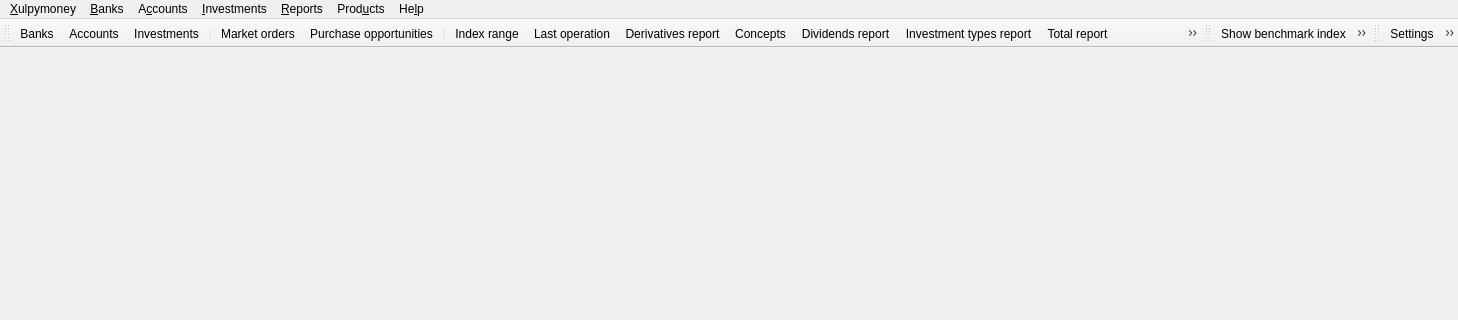
The window that xulpymoney/ui/frmMain.ui (turulomio/xulpymoney) describes before a commit, drawn with Qt 5; both pictures show x 0 to 1458 and y 0 to 320 of the 1458 by 625 pixel window.
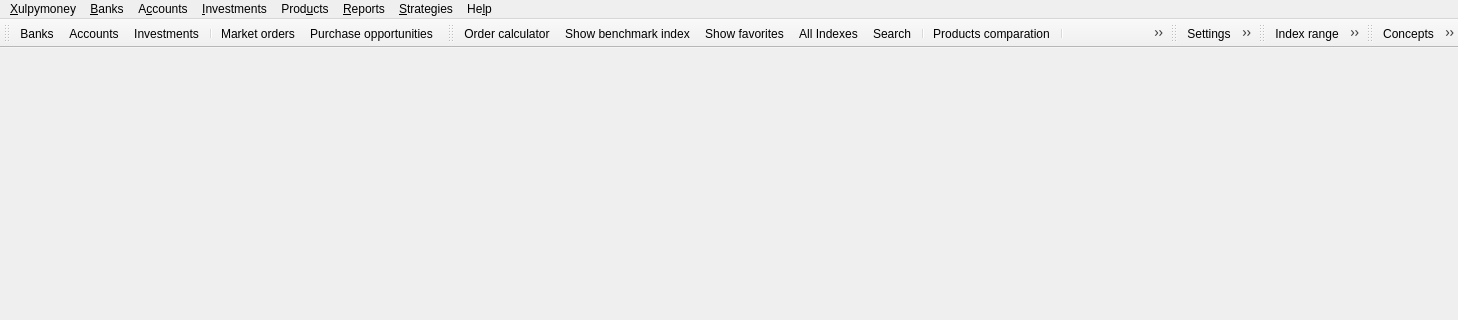
The same window after the commit. Icons and pictures are not drawn.

Commit message: Created strategies submenu. Reorder actions. Improved spanish translations

The edit to the form file:
```diff
--- a/xulpymoney/ui/frmMain.ui
+++ b/xulpymoney/ui/frmMain.ui
@@ -248,12 +248,23 @@
     <addaction name="separator"/>
     <addaction name="actionSyncProducts"/>
    </widget>
+   <widget class="QMenu" name="menuStrategies">
+    <property name="title">
+     <string>&amp;Strategies</string>
+    </property>
+    <addaction name="actionIndexRange"/>
+    <addaction name="separator"/>
+    <addaction name="actionLastOperation"/>
+    <addaction name="separator"/>
+    <addaction name="actionDerivativesReport"/>
+   </widget>
    <addaction name="menuXulpymoney"/>
    <addaction name="menuBancos"/>
    <addaction name="menuCuentas"/>
    <addaction name="menuInversiones"/>
-   <addaction name="menuInformes"/>
    <addaction name="menuProducts"/>
+   <addaction name="menuInformes"/>
+   <addaction name="menuStrategies"/>
    <addaction name="menuAyuda"/>
   </widget>
   <widget class="QToolBar" name="tbMain">
@@ -281,17 +292,6 @@
    <addaction name="separator"/>
    <addaction name="actionOrders"/>
    <addaction name="actionPurchaseOpportunities"/>
-   <addaction name="separator"/>
-   <addaction name="actionIndexRange"/>
-   <addaction name="actionLastOperation"/>
-   <addaction name="actionDerivativesReport"/>
-   <addaction name="actionConcepts"/>
-   <addaction name="actionDividendsReport"/>
-   <addaction name="actionInvestmentsClasses"/>
-   <addaction name="actionTotalReport"/>
-   <addaction name="actionInvestmentRanking"/>
-   <addaction name="separator"/>
-   <addaction name="actionCalculator"/>
   </widget>
   <widget class="QStatusBar" name="statusBar"/>
   <widget class="QToolBar" name="tbProducts">
@@ -310,6 +310,7 @@
    <attribute name="toolBarBreak">
     <bool>false</bool>
    </attribute>
+   <addaction name="actionCalculator"/>
    <addaction name="actionShowBenchmark"/>
    <addaction name="actionFavorites"/>
    <addaction name="actionIndexesAll"/>
@@ -333,6 +334,36 @@
    <addaction name="actionSettings"/>
    <addaction name="actionExit"/>
   </widget>
+  <widget class="QToolBar" name="tbStrategies">
+   <property name="windowTitle">
+    <string>Strategies toolbar</string>
+   </property>
+   <attribute name="toolBarArea">
+    <enum>TopToolBarArea</enum>
+   </attribute>
+   <attribute name="toolBarBreak">
+    <bool>false</bool>
+   </attribute>
+   <addaction name="actionIndexRange"/>
+   <addaction name="actionLastOperation"/>
+   <addaction name="actionDerivativesReport"/>
+  </widget>
+  <widget class="QToolBar" name="tbReports">
+   <property name="windowTitle">
+    <string>Reports toolbar</string>
+   </property>
+   <attribute name="toolBarArea">
+    <enum>TopToolBarArea</enum>
+   </attribute>
+   <attribute name="toolBarBreak">
+    <bool>false</bool>
+   </attribute>
+   <addaction name="actionConcepts"/>
+   <addaction name="actionInvestmentsClasses"/>
+   <addaction name="actionDividendsReport"/>
+   <addaction name="actionTotalReport"/>
+   <addaction name="actionInvestmentRanking"/>
+  </widget>
   <action name="actionExit">
    <property name="icon">
     <iconset resource="../images/xulpymoney.qrc">
```
Left out of the diff: 16 changed lines with no effect on the pictures. The commit also changes 12 other files.
